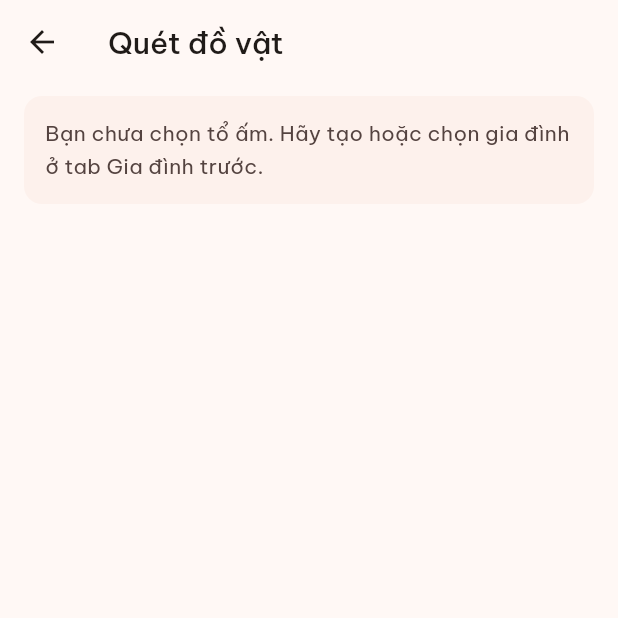
After one commit to Lvhai2k5/FrontendMobile-FinancialManagement, a Flutter app: the HomeShellScreen screen opened by its route, item 3 of the bottom bar chosen, after a tap on "Quét đồ vật", on a phone screen of 412 x 824 dp, the top half of it. The commit adds this screen. Run offline on Flutter 3.47's test engine with Material 3 defaults, Android fonts, the phone set to English and light mode, and no system bars; our stand-ins replace dio, flutter_secure_storage, google_sign_in, image_picker, speech_to_text; accounts and stored records are empty; network calls fail.

Commit message:
feat(vision): add item scanning to mobile

```diff
--- a/lib/routes/app_routes.dart
+++ b/lib/routes/app_routes.dart
@@ -14,6 +14,7 @@ import '../screens/reset_password/reset_password_screen.dart';
 import '../screens/transaction/transaction_detail_screen.dart';
 import '../screens/transaction/transaction_form_screen.dart';
 import '../screens/transaction/transaction_list_tab.dart';
+import '../screens/transaction/transaction_scan_screen.dart';
 import '../screens/transaction/transaction_voice_screen.dart';
 import '../screens/welcome/welcome_screen.dart';
 
@@ -39,6 +40,7 @@ class AppRoutes {
   static const String transactionForm = '/transaction-form';
   static const String transactionFormPrefilled = '/transaction-form-prefilled';
   static const String transactionVoice = '/transaction-voice';
+  static const String transactionScan = '/transaction-scan';
   static const String familyTransactions = '/family-transactions';
   static const String transactionDetail = '/transaction-detail';
   static const String editProfile = '/edit-profile';
@@ -106,6 +108,11 @@ class AppRoutes {
           builder: (_) =>
               TransactionVoiceScreen(familyId: settings.arguments as int?),
         );
+      case transactionScan:
+        return MaterialPageRoute(
+          builder: (_) =>
+              TransactionScanScreen(familyId: settings.arguments as int?),
+        );
       case editProfile:
         return MaterialPageRoute(builder: (_) => const EditProfileScreen());
       case supportFeedback:
--- a/lib/screens/transaction/transaction_list_tab.dart
+++ b/lib/screens/transaction/transaction_list_tab.dart
@@ -158,7 +158,6 @@ class _TransactionListTabState extends State<TransactionListTab> {
                       fill: HomeTabColors.sageTint,
                       ink: HomeTabColors.sage,
                       title: 'Nhập thủ công',
-                      subtitle: 'Điền biểu mẫu',
                       onTap: () => Navigator.of(context).pushNamed(
                         AppRoutes.transactionForm,
                         arguments:
@@ -188,7 +187,11 @@ class _TransactionListTabState extends State<TransactionListTab> {
                       fill: AppColors.pastelLavender,
                       ink: const Color(0xFF604675),
                       title: 'Quét đồ vật',
-                      onTap: () => _showComingSoon('Quét đồ vật'),
+                      onTap: () => Navigator.of(context).pushNamed(
+                        AppRoutes.transactionScan,
+                        arguments:
+                            context.read<FamilyProvider>().selectedFamilyId,
+                      ),
                     ),
                   ],
                 ),
@@ -436,7 +439,6 @@ class _MethodCard extends StatelessWidget {
     required this.fill,
     required this.ink,
     required this.title,
-    this.subtitle,
     required this.onTap,
   });
 
@@ -444,7 +446,6 @@ class _MethodCard extends StatelessWidget {
   final Color fill;
   final Color ink;
   final String title;
-  final String? subtitle;
   final VoidCallback onTap;
 
   @override
@@ -469,9 +470,6 @@ class _MethodCard extends StatelessWidget {
                   textAlign: TextAlign.center,
                   style: AppTypography.labelMd
                       .copyWith(fontWeight: FontWeight.w600)),
-              if (subtitle case final text?)
-                Text(text,
-                    textAlign: TextAlign.center, style: AppTypography.bodySm),
             ],
           ),
         ),
--- /dev/null
+++ b/lib/screens/transaction/transaction_scan_screen.dart
@@ -0,0 +1,151 @@
+import 'package:flutter/material.dart';
+import 'package:image_picker/image_picker.dart';
+import 'package:provider/provider.dart';
+
+import '../../config/theme.dart';
+import '../../providers/item_scan_provider.dart';
+import '../../routes/app_routes.dart';
+import '../../widgets/common/app_button.dart';
+import 'transaction_form_screen.dart';
+
+/// "Quét đồ vật" — chụp/chọn ảnh, Backend nhận diện tên vật phẩm rồi chuyển
+/// sang form Nhập thủ công đã điền sẵn tên; người dùng chỉ cần nhập giá. Màn
+/// này không bao giờ tự tạo giao dịch.
+class TransactionScanScreen extends StatelessWidget {
+  const TransactionScanScreen({super.key, this.familyId});
+
+  final int? familyId;
+
+  @override
+  Widget build(BuildContext context) {
+    return ChangeNotifierProvider(
+      create: (_) => ItemScanProvider(),
+      child: _ScanBody(familyId: familyId),
+    );
+  }
+}
+
+class _ScanBody extends StatelessWidget {
+  const _ScanBody({required this.familyId});
+
+  final int? familyId;
+
+  Future<void> _pickAndScan(BuildContext context, ImageSource source) async {
+    final familyId = this.familyId;
+    if (familyId == null) return;
+    final scan = context.read<ItemScanProvider>();
+    final navigator = Navigator.of(context);
+    if (!await scan.pick(source)) return;
+    final result = await scan.scan(familyId);
+    if (result == null) return;
+    await navigator.pushReplacementNamed(
+      AppRoutes.transactionFormPrefilled,
+      arguments: TransactionFormArgs(familyId: familyId, prefill: result),
+    );
+  }
+
+  @override
+  Widget build(BuildContext context) {
+    final scan = context.watch<ItemScanProvider>();
+    final busy = scan.scanning;
+
+    return Scaffold(
+      backgroundColor: AppColors.background,
+      appBar: AppBar(
+        backgroundColor: AppColors.background,
+        elevation: 0,
+        foregroundColor: AppColors.onSurface,
+        title: const Text('Quét đồ vật'),
+      ),
+      body: ListView(
+        padding: const EdgeInsets.fromLTRB(16, 8, 16, 24),
+        children: [
+          if (familyId == null)
+            const _Note(
+                'Bạn chưa chọn tổ ấm. Hãy tạo hoặc chọn gia đình ở tab Gia đình trước.')
+          else ...[
+            Text(
+              'Chụp món đồ bạn vừa mua, ứng dụng sẽ nhận diện tên. '
+              'Bạn chỉ cần nhập giá.',
+              style: AppTypography.bodyMd
+                  .copyWith(color: AppColors.onSurfaceVariant),
+            ),
+            const SizedBox(height: 16),
+            AspectRatio(
+              aspectRatio: 1,
+              child: ClipRRect(
+                borderRadius: BorderRadius.circular(16),
+                child: ColoredBox(
+                  color: AppColors.surfaceContainerLow,
+                  child: scan.imageBytes == null
+                      ? Icon(Icons.center_focus_weak,
+                          size: 64, color: AppColors.outline)
+                      : Image.memory(scan.imageBytes!, fit: BoxFit.cover),
+                ),
+              ),
+            ),
+            if (scan.error != null) ...[
+              const SizedBox(height: 12),
+              Text(scan.error!,
+                  style: AppTypography.bodyMd.copyWith(color: AppColors.error)),
+            ],
+            const SizedBox(height: 16),
+            if (busy) ...[
+              const Center(child: CircularProgressIndicator()),
+              const SizedBox(height: 8),
+              Center(
+                child: Text('Đang nhận diện đồ vật...',
+                    style: AppTypography.labelMd
+                        .copyWith(color: AppColors.onSurfaceVariant)),
+              ),
+            ] else ...[
+              AppButton(
+                label: 'Chụp ảnh',
+                leadingIcon: Icons.photo_camera_outlined,
+                backgroundColor: AppColors.primaryContainer,
+                onPressed: () => _pickAndScan(context, ImageSource.camera),
+              ),
+              const SizedBox(height: 10),
+              AppButton(
+                label: 'Chọn từ thư viện',
+                leadingIcon: Icons.photo_library_outlined,
+                variant: AppButtonVariant.secondary,
+                onPressed: () => _pickAndScan(context, ImageSource.gallery),
+              ),
+              const SizedBox(height: 12),
+              TextButton(
+                onPressed: () => Navigator.of(context).pushReplacementNamed(
+                  AppRoutes.transactionForm,
+                  arguments: familyId,
+                ),
+                child: Text('Nhập thủ công',
+                    style: AppTypography.titleSm
+                        .copyWith(fontSize: 18, fontWeight: FontWeight.w700)),
+              ),
+            ],
+          ],
+        ],
+      ),
+    );
+  }
+}
+
+class _Note extends StatelessWidget {
+  const _Note(this.text);
+
+  final String text;
+
+  @override
+  Widget build(BuildContext context) {
+    return Container(
+      padding: const EdgeInsets.all(14),
+      decoration: BoxDecoration(
+        color: AppColors.surfaceContainerLow,
+        borderRadius: BorderRadius.circular(12),
+      ),
+      child: Text(text,
+          style:
+              AppTypography.bodyMd.copyWith(color: AppColors.onSurfaceVariant)),
+    );
+  }
+}
--- a/lib/screens/transaction/transaction_voice_screen.dart
+++ b/lib/screens/transaction/transaction_voice_screen.dart
@@ -153,7 +153,9 @@ class _VoiceBodyState extends State<_VoiceBody> {
                         AppRoutes.transactionForm,
                         arguments: widget.familyId,
                       ),
-              child: const Text('Nhập thủ công'),
+              child: Text('Nhập thủ công',
+                  style: AppTypography.titleSm
+                      .copyWith(fontSize: 18, fontWeight: FontWeight.w700)),
             ),
           ],
         ],
--- a/pubspec.yaml
+++ b/pubspec.yaml
@@ -49,6 +49,8 @@ dependencies:
   google_fonts: ^6.3.3
   # Ghi chi tiêu bằng giọng nói: STT native tiếng Việt trên thiết bị
   speech_to_text: ^7.4.0
+  # Quét đồ vật: chụp/chọn ảnh rồi nén trước khi gửi Backend nhận diện
+  image_picker: ^1.1.2
 
 dev_dependencies:
   flutter_test:
```
Also changed, not shown: lib/api/vision_api.dart (added, +29 -0 lines), lib/providers/item_scan_provider.dart (added, +81 -0 lines), pubspec.lock, 2 other files.
